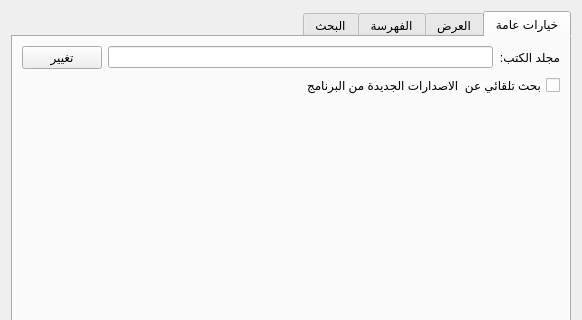
The window that src/settingsdialog.ui (boussouira/moltaqa) describes before a commit, drawn with Qt 5; both pictures show x 0 to 582 and y 0 to 320 of the 582 by 479 pixel window.
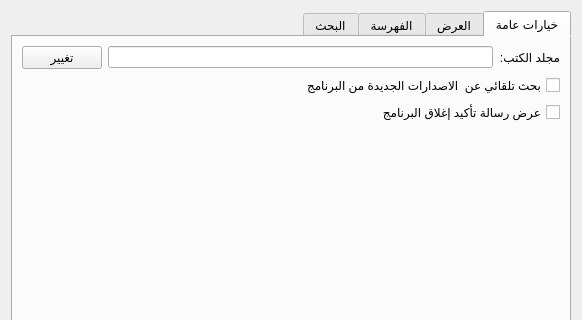
The same window after the commit. The open tabs and pages were chosen to show the change.

Commit message: Show application close confirmation

What changed in the file:
```diff
--- a/src/settingsdialog.ui
+++ b/src/settingsdialog.ui
@@ -68,6 +68,13 @@
          </property>
         </widget>
        </item>
+       <item>
+        <widget class="QCheckBox" name="checkShowCloseWarning">
+         <property name="text">
+          <string>عرض رسالة تأكيد إغلاق البرنامج</string>
+         </property>
+        </widget>
+       </item>
        <item>
         <spacer name="verticalSpacer">
          <property name="orientation">
```
Left out of the diff: 2 changed lines with no effect on the pictures. The commit also changes 2 other files.
